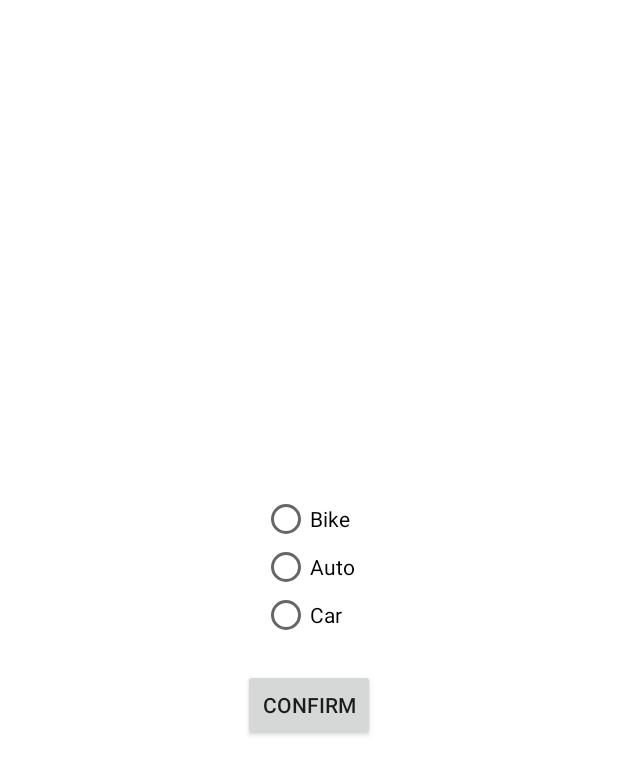
After one commit to Priyadarshini32/Journee, an Android app built with Jetpack Compose: the SelectVehicleActivity screen opened directly, with no data from a screen before it, on a phone screen of 412 x 824 dp. The commit adds this screen. Shown: the top 775 px of the screen. Run offline under Robolectric (Android 15) with nearby library versions, the phone set to English and light mode, and no system bars; Roboto replaces fonts that are not available here.

Commit message:
Add barebone vehicle selection screen

```diff
--- a/app/src/main/AndroidManifest.xml
+++ b/app/src/main/AndroidManifest.xml
@@ -38,6 +38,8 @@
             android:label="Home">
         </activity>
 
+        <activity android:name=".activity.SelectVehicleActivity" />
+
         <meta-data
             android:name="preloaded_fonts"
             android:resource="@array/preloaded_fonts" />
--- /dev/null
+++ b/app/src/main/java/com/example/gps/activity/SelectVehicleActivity.kt
@@ -0,0 +1,39 @@
+package com.example.gps.activity
+
+import android.content.Intent
+import android.os.Bundle
+import android.widget.Button
+import android.widget.RadioGroup
+import android.widget.Toast
+import androidx.appcompat.app.AppCompatActivity
+import com.example.gps.R
+
+class SelectVehicleActivity : AppCompatActivity() {
+
+    override fun onCreate(savedInstanceState: Bundle?) {
+        super.onCreate(savedInstanceState)
+        setContentView(R.layout.activity_select_vehicle)
+
+        val vehicleGroup: RadioGroup = findViewById(R.id.vehicle_group)
+        val confirmButton: Button = findViewById(R.id.confirm_button)
+
+        confirmButton.setOnClickListener {
+            val selectedId = vehicleGroup.checkedRadioButtonId
+            val vehicleType = when (selectedId) {
+                R.id.radio_bike -> "Bike"
+                R.id.radio_auto -> "Auto"
+                R.id.radio_car -> "Car"
+                else -> null
+            }
+
+            if (vehicleType == null) {
+                Toast.makeText(this, "Please select a vehicle type", Toast.LENGTH_SHORT).show()
+            } else {
+                val resultIntent = Intent()
+                resultIntent.putExtra("selected_vehicle", vehicleType)
+                setResult(RESULT_OK, resultIntent)
+                finish() // Close this activity and return to HomeActivity
+            }
+        }
+    }
+}
--- /dev/null
+++ b/app/src/main/res/layout/activity_select_vehicle.xml
@@ -0,0 +1,41 @@
+<?xml version="1.0" encoding="utf-8"?>
+<LinearLayout
+    xmlns:android="http://schemas.android.com/apk/res/android"
+    android:layout_width="match_parent"
+    android:layout_height="match_parent"
+    android:orientation="vertical"
+    android:padding="20dp"
+    android:gravity="center">
+
+    <RadioGroup
+        android:id="@+id/vehicle_group"
+        android:layout_width="wrap_content"
+        android:layout_height="wrap_content"
+        android:orientation="vertical">
+
+        <RadioButton
+            android:id="@+id/radio_bike"
+            android:layout_width="wrap_content"
+            android:layout_height="wrap_content"
+            android:text="Bike" />
+
+        <RadioButton
+            android:id="@+id/radio_auto"
+            android:layout_width="wrap_content"
+            android:layout_height="wrap_content"
+            android:text="Auto" />
+
+        <RadioButton
+            android:id="@+id/radio_car"
+            android:layout_width="wrap_content"
+            android:layout_height="wrap_content"
+            android:text="Car" />
+    </RadioGroup>
+
+    <Button
+        android:id="@+id/confirm_button"
+        android:layout_width="wrap_content"
+        android:layout_height="wrap_content"
+        android:text="Confirm"
+        android:layout_marginTop="20dp"/>
+</LinearLayout>
```
Also changed, not shown: app/src/main/java/com/example/gps/activity/HomeActivity.kt (+19 -2 lines).
